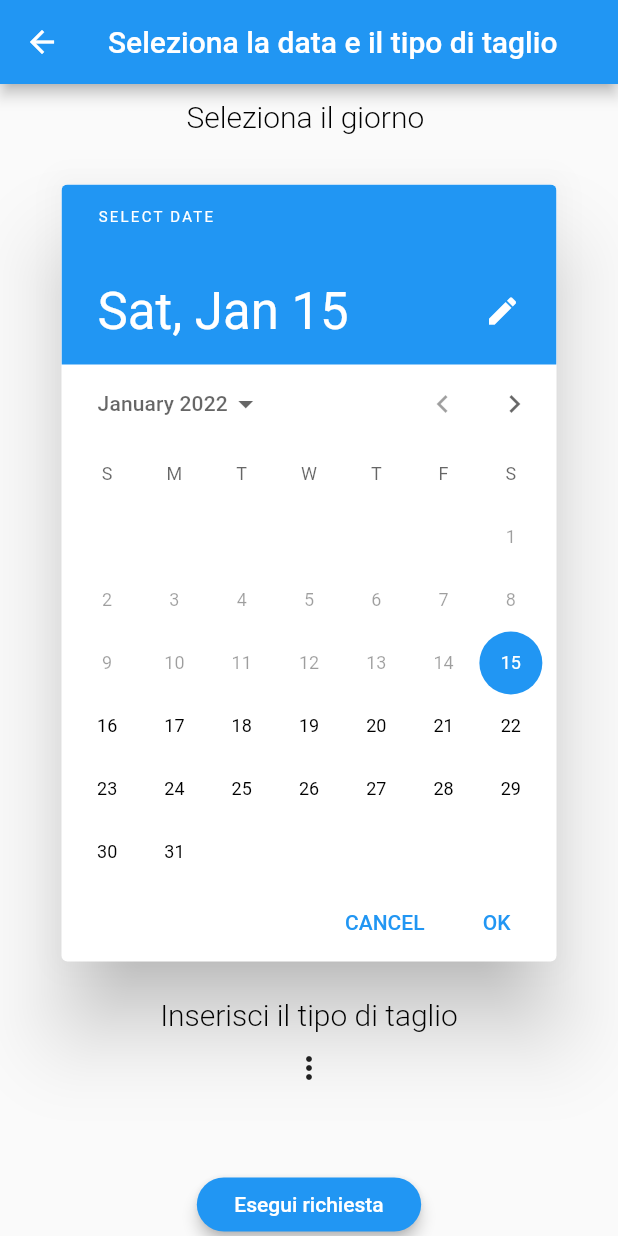
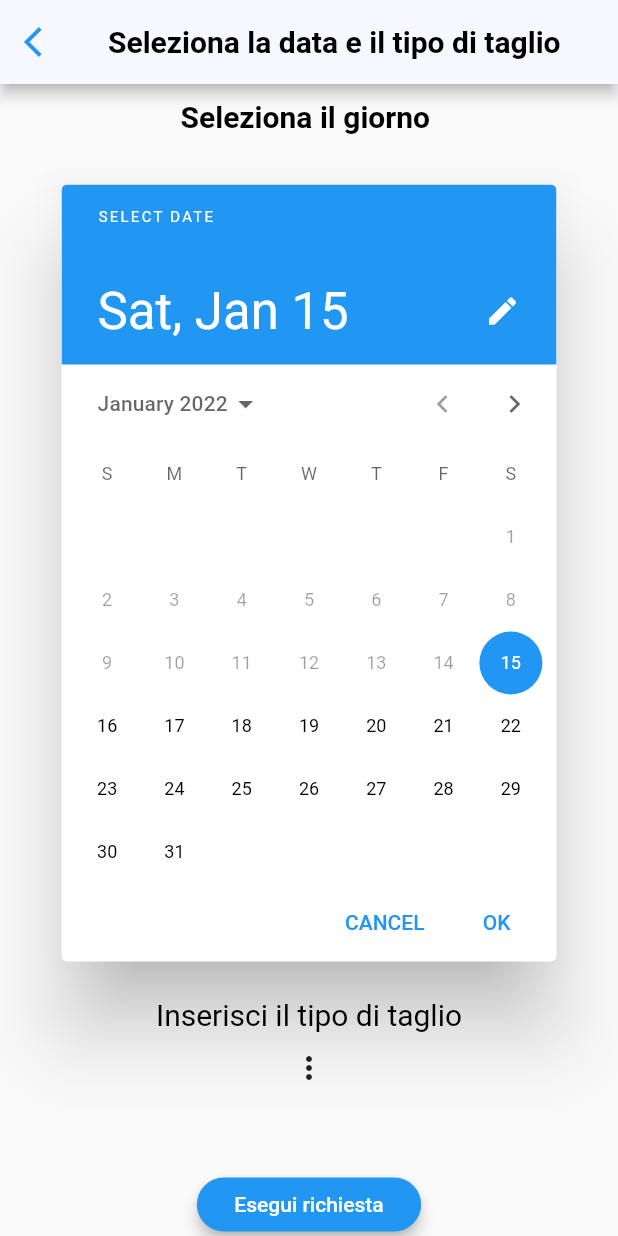
Before and after one commit to VinciGit00/SoftwareEngProject, a Flutter app: the nextPage screen opened directly, on a phone screen of 412 x 824 dp. Run offline on Flutter 3.47's test engine with Material 2 defaults, Android fonts, the light colour scheme and no system bars; our stand-ins replace flutter_login, font_awesome_flutter, sqflite, url_launcher_web; missing offline and left inert: dart:html; accounts and stored records are empty.

Commit message:
changed some design issue

```diff
--- a/Code/Experiments/truccoparrucco/lib/components/Chosen.dart
+++ b/Code/Experiments/truccoparrucco/lib/components/Chosen.dart
@@ -21,6 +21,8 @@ class _ChosenState extends State<Chosen> {
   Widget build(BuildContext context) {
     return Scaffold(
       appBar: AppBar(
+        elevation: 4.0,
+        backgroundColor: Color(0xFFF6F7FF),
         leading: Container(),
       ),
       body: Column(
@@ -36,7 +38,7 @@ class _ChosenState extends State<Chosen> {
               style: TextStyle(
                 color: Colors.black,
                 fontSize: 25.0,
-                fontWeight: FontWeight.w300,
+                fontWeight: FontWeight.w600,
               ),
             ),
           ),
--- a/Code/Experiments/truccoparrucco/lib/components/Gestore.dart
+++ b/Code/Experiments/truccoparrucco/lib/components/Gestore.dart
@@ -36,9 +36,9 @@ class _PagGestoreState extends State<PagGestore> {
             Text(
               "Prenotazioni effettuate",
               style: TextStyle(
-                color: Colors.blue,
+                color: Colors.black,
                 fontSize: 20.0,
-                fontWeight: FontWeight.w300,
+                fontWeight: FontWeight.w600,
               ),
             ),
             SizedBox(
--- a/Code/Experiments/truccoparrucco/lib/components/NextPage.dart
+++ b/Code/Experiments/truccoparrucco/lib/components/NextPage.dart
@@ -23,7 +23,25 @@ class _nextPageState extends State<nextPage> {
   Widget build(BuildContext context) {
     return Scaffold(
       appBar: AppBar(
-        title: Text("Seleziona la data e il tipo di taglio"),
+        elevation: 4.0,
+        backgroundColor: Color(0xFFF6F7FF),
+        leading: IconButton(
+          icon: Icon(
+            Icons.arrow_back_ios,
+            color: Colors.blue,
+          ),
+          onPressed: () {
+            Navigator.pop(context);
+          },
+        ),
+        title: Text(
+          "Seleziona la data e il tipo di taglio",
+          style: TextStyle(
+            color: Colors.black,
+            fontSize: 20.0,
+            fontWeight: FontWeight.w600,
+          ),
+        ),
       ),
       body: Column(children: [
         Container(
@@ -33,7 +51,7 @@ class _nextPageState extends State<nextPage> {
             style: TextStyle(
               color: Colors.black,
               fontSize: 20.0,
-              fontWeight: FontWeight.w300,
+              fontWeight: FontWeight.w600,
             ),
           ),
         ),
@@ -50,7 +68,7 @@ class _nextPageState extends State<nextPage> {
           style: TextStyle(
             color: Colors.black,
             fontSize: 20.0,
-            fontWeight: FontWeight.w300,
+            fontWeight: FontWeight.w400,
           ),
         ),
         PopupMenuButton<MenuItem>(
--- a/Code/Experiments/truccoparrucco/lib/components/Temp.dart
+++ b/Code/Experiments/truccoparrucco/lib/components/Temp.dart
@@ -18,6 +18,8 @@ class _tempState extends State<temp> {
   Widget build(BuildContext context) {
     return Scaffold(
       appBar: AppBar(
+        elevation: 4.0,
+        backgroundColor: Color(0xFFF6F7FF),
         leading: Container(),
       ),
       body: Column(
```
